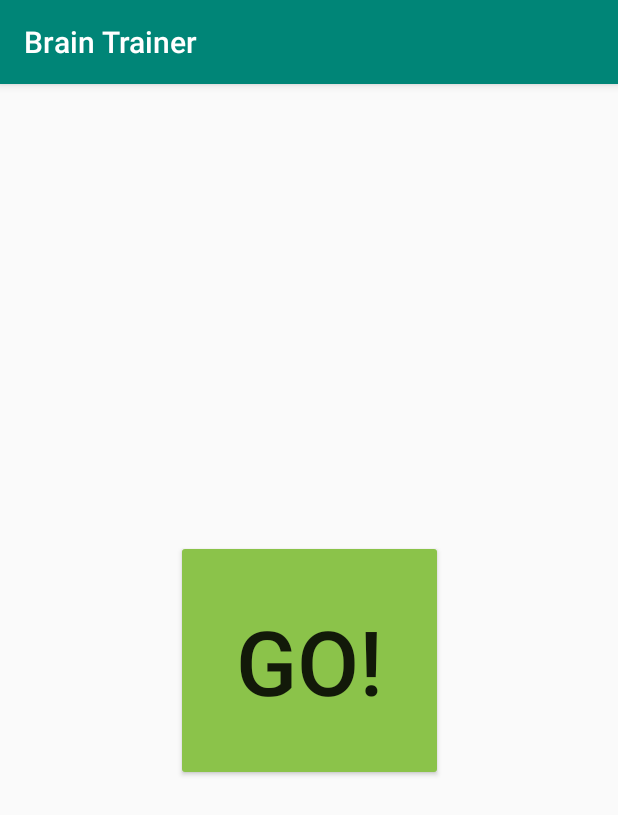
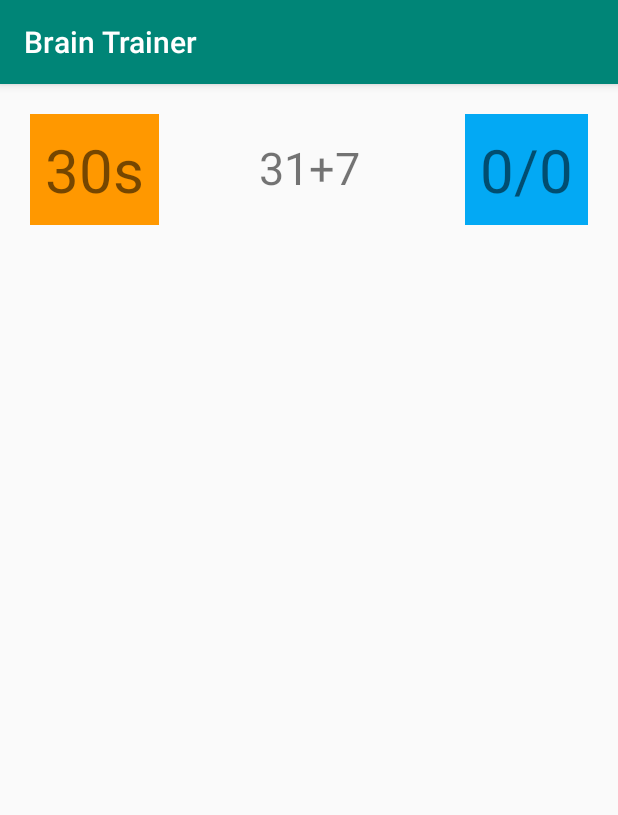
Before and after one commit to offlineprogrammer/BrainTrainer, an Android app: the screen it shows after launch (MainActivity), on a phone screen of 412 x 824 dp. Shown: the top 815 px of the screen. Run offline under Robolectric (Android 15) with nearby library versions, the phone set to English and light mode, and no system bars.

Commit message:
Top Row TextViews

```diff
--- a/app/src/main/java/com/offlineprogrammer/braintrainer/MainActivity.java
+++ b/app/src/main/java/com/offlineprogrammer/braintrainer/MainActivity.java
@@ -9,15 +9,19 @@ import android.widget.Button;
 
 public class MainActivity extends AppCompatActivity {
 
+    Button goButton;
+
+
+
     @Override
     protected void onCreate(Bundle savedInstanceState) {
         super.onCreate(savedInstanceState);
         setContentView(R.layout.activity_main);
+        goButton = findViewById(R.id.goButton);
     }
 
     public void start(View view){
         Log.i("goButton Clicked","Hide");
-        Button goButton = findViewById(R.id.goButton);
-        goButton.setVisibility(View.VISIBLE);
+        goButton.setVisibility(View.INVISIBLE);
     }
 }
--- a/app/src/main/res/layout/activity_main.xml
+++ b/app/src/main/res/layout/activity_main.xml
@@ -15,9 +15,49 @@
         android:padding="40dp"
         android:text="GO!"
         android:textSize="60sp"
+        android:visibility="invisible"
         app:layout_constraintBottom_toBottomOf="parent"
         app:layout_constraintEnd_toEndOf="parent"
         app:layout_constraintHorizontal_bias="0.5"
         app:layout_constraintStart_toStartOf="parent"
         app:layout_constraintTop_toTopOf="parent" />
+
+    <TextView
+        android:id="@+id/timerTextView"
+        android:layout_width="wrap_content"
+        android:layout_height="wrap_content"
+        android:layout_marginStart="20dp"
+        android:layout_marginTop="20dp"
+        android:background="#FF9800"
+        android:padding="10dp"
+        android:text="30s"
+        android:textSize="40sp"
+        app:layout_constraintStart_toStartOf="parent"
+        app:layout_constraintTop_toTopOf="parent" />
+
+    <TextView
+        android:id="@+id/scoreTextView"
+        android:layout_width="wrap_content"
+        android:layout_height="wrap_content"
+        android:layout_marginTop="20dp"
+        android:layout_marginEnd="20dp"
+        android:background="#03A9F4"
+        android:padding="10dp"
+        android:text="0/0"
+        android:textSize="40sp"
+        app:layout_constraintEnd_toEndOf="parent"
+        app:layout_constraintTop_toTopOf="parent" />
+
+    <TextView
+        android:id="@+id/sumTextView"
+        android:layout_width="wrap_content"
+        android:layout_height="wrap_content"
+        android:layout_marginTop="20dp"
+        android:padding="15dp"
+        android:text="31+7"
+        android:textSize="30sp"
+        app:layout_constraintEnd_toEndOf="parent"
+        app:layout_constraintHorizontal_bias="0.5"
+        app:layout_constraintStart_toStartOf="parent"
+        app:layout_constraintTop_toTopOf="parent" />
 </androidx.constraintlayout.widget.ConstraintLayout>
```
